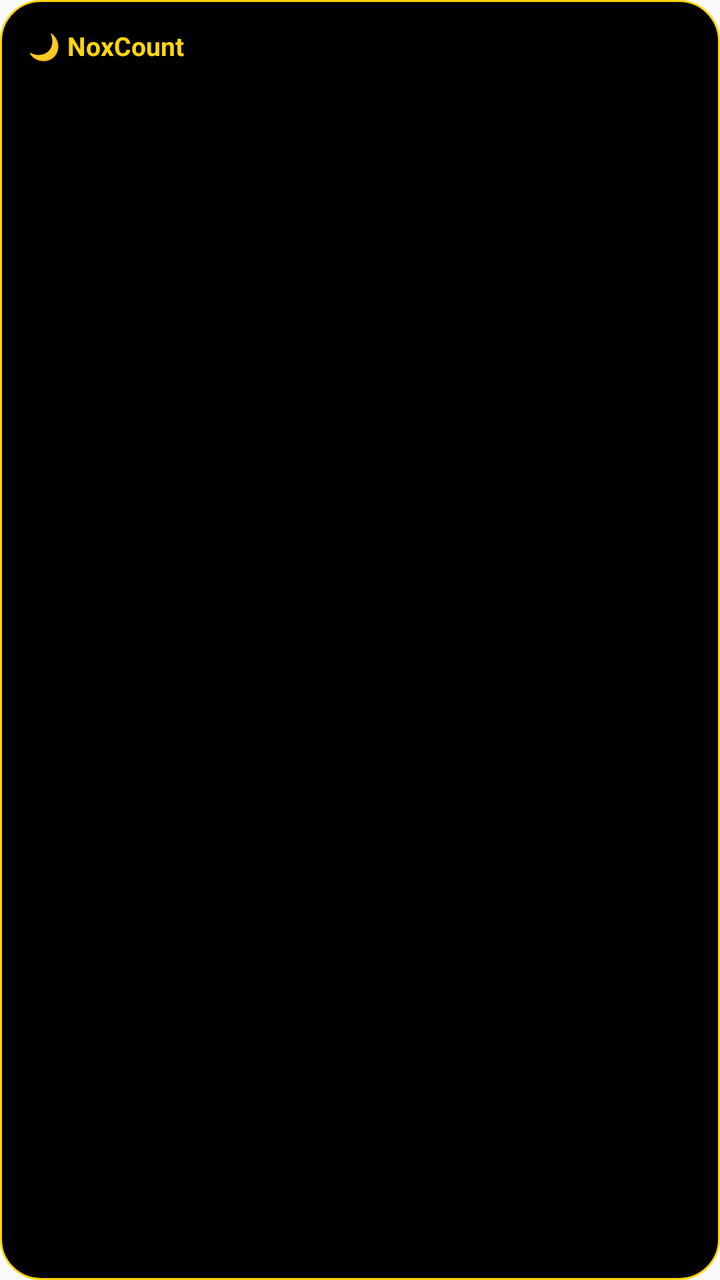
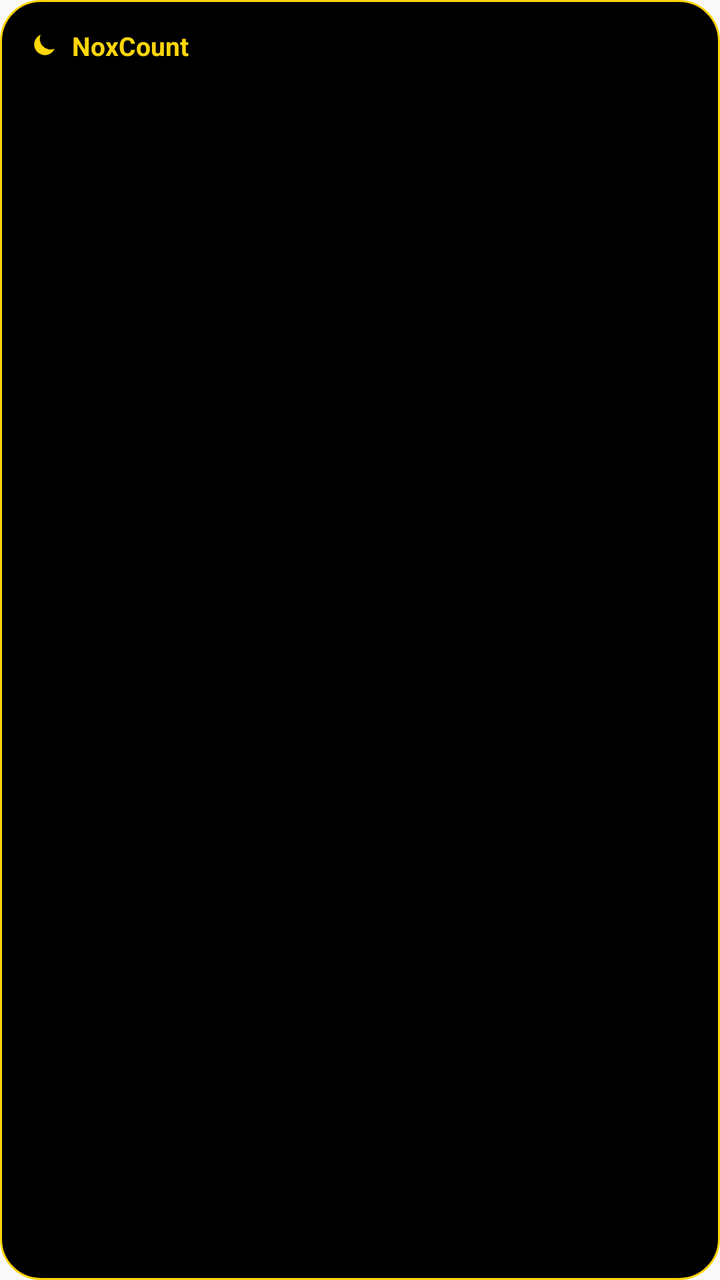

An Android layout rendered at two revisions. The XML below is the earlier revision; the diff shows what the commit changed to produce the second picture.
<!-- AndroidManifest.xml: application theme AppTheme -->
<!-- res/layout/nox_widget.xml -->
<?xml version="1.0" encoding="utf-8"?>
<LinearLayout xmlns:android="http://schemas.android.com/apk/res/android"
    android:id="@+id/w_root"
    android:layout_width="match_parent"
    android:layout_height="match_parent"
    android:orientation="vertical"
    android:padding="14dp"
    android:background="@drawable/widget_bg">

    <LinearLayout
        android:layout_width="match_parent"
        android:layout_height="wrap_content"
        android:orientation="horizontal">
        <TextView
            android:layout_width="0dp"
            android:layout_height="wrap_content"
            android:layout_weight="1"
            android:text="🌙 NoxCount"
            android:textColor="#FFD60A"
            android:textSize="13sp"
            android:textStyle="bold" />
        <TextView
            android:id="@+id/w_month"
            android:layout_width="wrap_content"
            android:layout_height="wrap_content"
            android:textColor="#A3A3A3"
            android:textSize="11sp" />
    </LinearLayout>

    <TextView
        android:id="@+id/w_balance"
        android:layout_width="match_parent"
        android:layout_height="wrap_content"
        android:layout_marginTop="6dp"
        android:textColor="#FFFFFF"
        android:textSize="26sp"
        android:textStyle="bold"
        android:maxLines="1" />

    <LinearLayout
        android:layout_width="match_parent"
        android:layout_height="wrap_content"
        android:layout_marginTop="6dp"
        android:orientation="horizontal">
        <TextView
            android:id="@+id/w_income"
            android:layout_width="0dp"
            android:layout_height="wrap_content"
            android:layout_weight="1"
            android:textColor="#FFD60A"
            android:textSize="13sp"
            android:maxLines="1" />
        <TextView
            android:id="@+id/w_expense"
            android:layout_width="0dp"
            android:layout_height="wrap_content"
            android:layout_weight="1"
            android:textColor="#FFFFFF"
            android:textSize="13sp"
            android:maxLines="1" />
    </LinearLayout>
</LinearLayout>
<!-- resources referenced by this layout -->
<resources>
  <!-- drawable widget_bg (drawable) -->
  <?xml version="1.0" encoding="utf-8"?>
  <shape xmlns:android="http://schemas.android.com/apk/res/android" android:shape="rectangle">
      <solid android:color="#000000" />
      <corners android:radius="20dp" />
      <stroke android:width="1dp" android:color="#FFD60A" />
  </shape>
  <style name="AppTheme" parent="Theme.AppCompat.Light.DarkActionBar">
          
          <item name="colorPrimary">@color/colorPrimary</item>
          <item name="colorPrimaryDark">@color/colorPrimaryDark</item>
          <item name="colorAccent">@color/colorAccent</item>
      </style>
</resources>

<!-- the commit's change to res/layout/nox_widget.xml (unified diff, before → after) -->
@@ -11,11 +11,17 @@
         android:layout_width="match_parent"
         android:layout_height="wrap_content"
         android:orientation="horizontal">
+        <ImageView
+            android:layout_width="16dp"
+            android:layout_height="16dp"
+            android:layout_gravity="center_vertical"
+            android:src="@drawable/ic_moon" />
         <TextView
             android:layout_width="0dp"
             android:layout_height="wrap_content"
             android:layout_weight="1"
-            android:text="🌙 NoxCount"
+            android:layout_marginStart="6dp"
+            android:text="NoxCount"
             android:textColor="#FFD60A"
             android:textSize="13sp"
             android:textStyle="bold" />
<!-- resource entries referenced after the edit -->
@@ -1,5 +1,16 @@
 <!-- resources referenced by this layout -->
 <resources>
+  <!-- drawable ic_moon (drawable) -->
+  <?xml version="1.0" encoding="utf-8"?>
+  <vector xmlns:android="http://schemas.android.com/apk/res/android"
+      android:width="16dp"
+      android:height="16dp"
+      android:viewportWidth="24"
+      android:viewportHeight="24">
+      <path
+          android:fillColor="#FFD60A"
+          android:pathData="M20,14.5A8,8 0,0 1,9.5 4,8 8,0 1,0 20,14.5z" />
+  </vector>
   <!-- drawable widget_bg (drawable) -->
   <?xml version="1.0" encoding="utf-8"?>
   <shape xmlns:android="http://schemas.android.com/apk/res/android" android:shape="rectangle">
